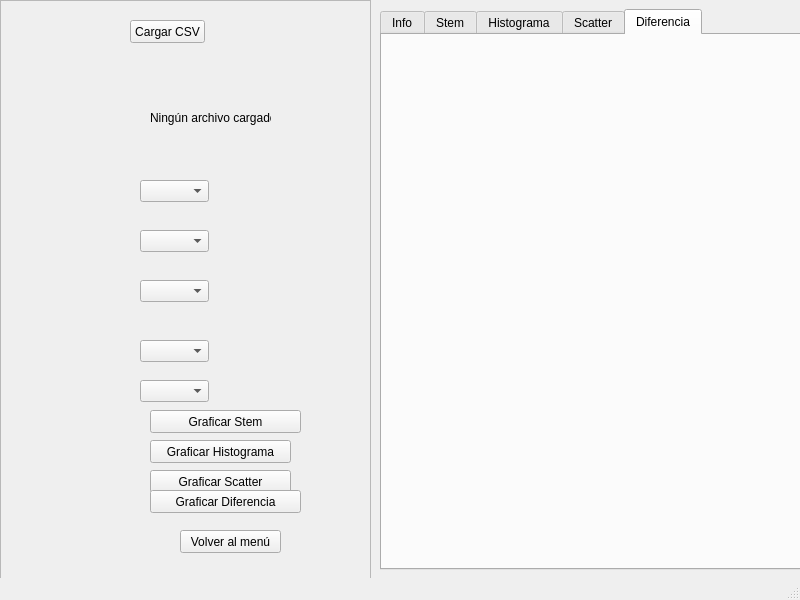
This is vista/ui/ventana_senales_csv.ui in santiagoagudelo17-stack/neurolens as Qt 5 draws it before an edit. The edited form follows.
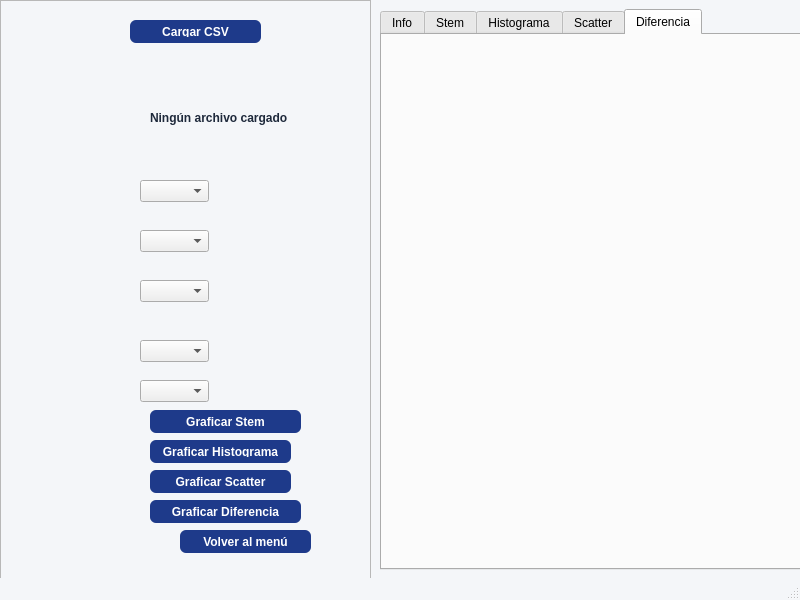
This is the edited form.

Commit message: Aplica estilo visual a la ventana principal de senales_csv

Patch:
```diff
--- a/vista/ui/ventana_senales_csv.ui
+++ b/vista/ui/ventana_senales_csv.ui
@@ -13,6 +13,12 @@
   <property name="windowTitle">
    <string>MainWindow</string>
   </property>
+  <property name="styleSheet">
+   <string notr="true">QMainWindow { background-color: #F4F6F9; }
+QPushButton { background-color: #1E3A8A; color: white; border-radius: 6px; padding: 6px 12px; font-weight: bold; }
+QPushButton:hover { background-color: #2563EB; }
+QLabel { color: #1E293B; font-weight: bold; }</string>
+  </property>
   <widget class="QWidget" name="centralwidget">
    <widget class="QFrame" name="frame">
     <property name="geometry">
@@ -23,6 +29,12 @@
       <height>581</height>
      </rect>
     </property>
+    <property name="styleSheet">
+     <string notr="true">QMainWindow { background-color: #F4F6F9; }
+QPushButton { background-color: #1E3A8A; color: white; border-radius: 6px; padding: 6px 12px; font-weight: bold; }
+QPushButton:hover { background-color: #2563EB; }
+QLabel { color: #1E293B; font-weight: bold; }</string>
+    </property>
     <property name="frameShape">
      <enum>QFrame::StyledPanel</enum>
     </property>
@@ -34,7 +46,7 @@
       <rect>
        <x>130</x>
        <y>20</y>
-       <width>75</width>
+       <width>131</width>
        <height>23</height>
       </rect>
      </property>
@@ -47,7 +59,7 @@
       <rect>
        <x>150</x>
        <y>110</y>
-       <width>121</width>
+       <width>141</width>
        <height>16</height>
       </rect>
      </property>
@@ -148,7 +160,7 @@
      <property name="geometry">
       <rect>
        <x>150</x>
-       <y>490</y>
+       <y>500</y>
        <width>151</width>
        <height>23</height>
       </rect>
@@ -162,7 +174,7 @@
       <rect>
        <x>180</x>
        <y>530</y>
-       <width>101</width>
+       <width>131</width>
        <height>23</height>
       </rect>
      </property>
```
